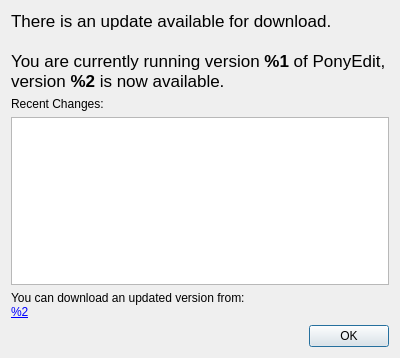
Above: website/updatenotificationdialog.ui from PonyEdit/PonyEdit before the change. Below: the same form after it.
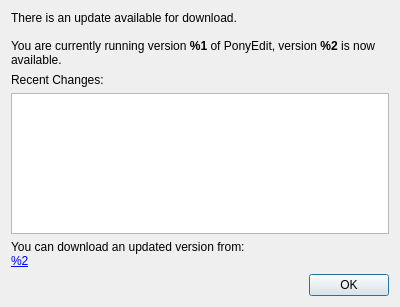
That is the form after the change.

Commit message: Tweaking the update notification dialog

The edit to the form file:
```diff
--- a/website/updatenotificationdialog.ui
+++ b/website/updatenotificationdialog.ui
@@ -7,7 +7,7 @@
     <x>0</x>
     <y>0</y>
     <width>400</width>
-    <height>358</height>
+    <height>307</height>
    </rect>
   </property>
   <property name="windowTitle">
@@ -27,13 +27,9 @@
    <item row="0" column="0">
     <widget class="QLabel" name="updateLabel">
      <property name="text">
-      <string>&lt;!DOCTYPE HTML PUBLIC &quot;-//W3C//DTD HTML 4.0//EN&quot; &quot;http://www.w3.org/TR/REC-html40/strict.dtd&quot;&gt;
-&lt;html&gt;&lt;head&gt;&lt;meta name=&quot;qrichtext&quot; content=&quot;1&quot; /&gt;&lt;style type=&quot;text/css&quot;&gt;
-p, li { white-space: pre-wrap; }
-&lt;/style&gt;&lt;/head&gt;&lt;body style=&quot; font-family:'Lucida Grande'; font-size:13pt; font-weight:400; font-style:normal;&quot;&gt;
-&lt;p style=&quot; margin-top:0px; margin-bottom:0px; margin-left:0px; margin-right:0px; -qt-block-indent:0; text-indent:0px;&quot;&gt;There is an update available for download.&lt;/p&gt;
-&lt;p style=&quot;-qt-paragraph-type:empty; margin-top:0px; margin-bottom:0px; margin-left:0px; margin-right:0px; -qt-block-indent:0; text-indent:0px;&quot;&gt;&lt;/p&gt;
-&lt;p style=&quot; margin-top:0px; margin-bottom:0px; margin-left:0px; margin-right:0px; -qt-block-indent:0; text-indent:0px;&quot;&gt;You are currently running version &lt;span style=&quot; font-weight:600;&quot;&gt;%1&lt;/span&gt; of PonyEdit, version &lt;span style=&quot; font-weight:600;&quot;&gt;%2&lt;/span&gt; is now available.&lt;/p&gt;&lt;/body&gt;&lt;/html&gt;</string>
+      <string>There is an update available for download.&lt;br/&gt;&lt;br/&gt;
+
+You are currently running version &lt;strong&gt;%1&lt;/strong&gt; of PonyEdit, version &lt;strong&gt;%2&lt;/strong&gt; is now available.</string>
      </property>
      <property name="wordWrap">
       <bool>true</bool>
```
